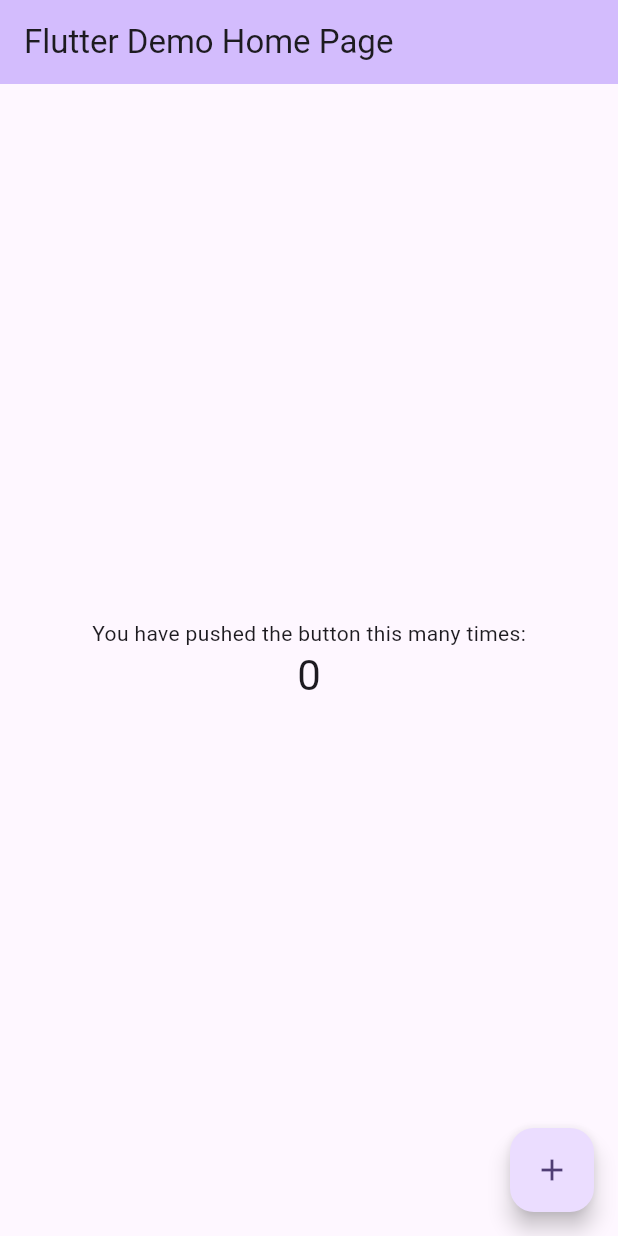
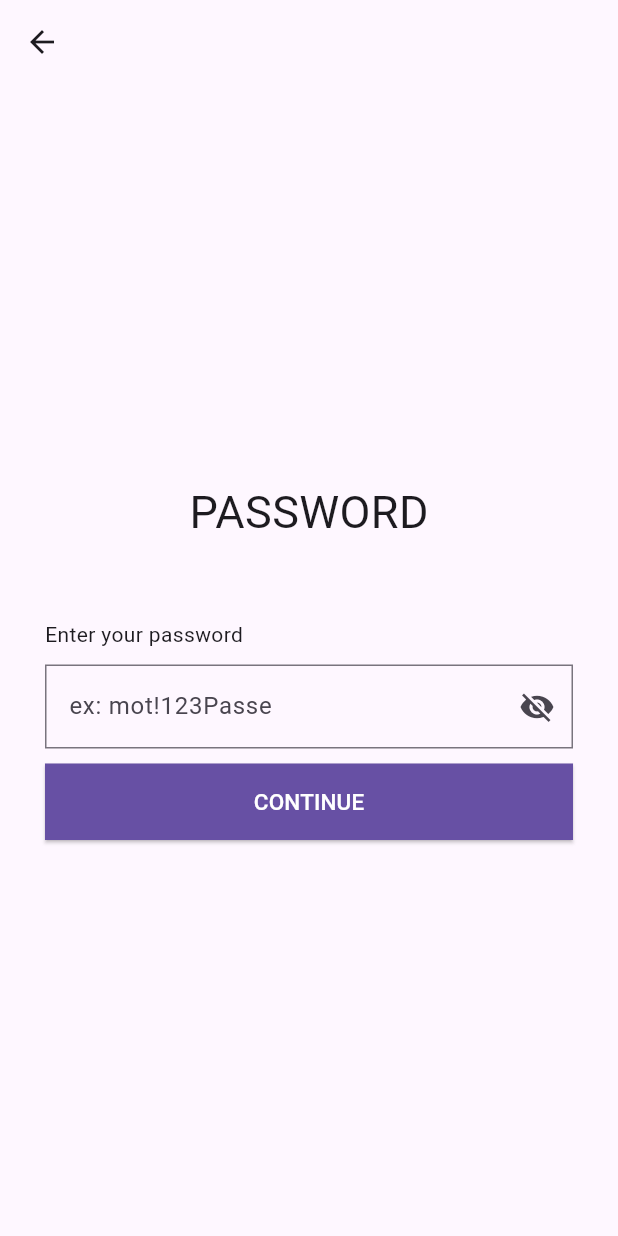
Before and after one commit to fabricodes/leadeeetuto, a Flutter app: the screen it shows after launch, on a phone screen of 412 x 824 dp. Run offline on Flutter 3.47's test engine with Material 3 defaults, Android fonts, the phone set to English and light mode, and no system bars; our stand-ins replace lorem_ipsum.

Commit message:
visuel des 3 écrans terminés

```diff
--- a/lib/main.dart
+++ b/lib/main.dart
@@ -1,125 +1,19 @@
 import 'package:flutter/material.dart';
+import 'package:leadeetuto/screens/guest/auth.dart';
+import 'package:leadeetuto/screens/guest/password.dart';
+import 'package:leadeetuto/screens/guest/term.dart';
 
-void main() {
-  runApp(const MyApp());
-}
+void main() => runApp(const App());
 
-class MyApp extends StatelessWidget {
-  const MyApp({super.key});
-
+class App extends StatelessWidget {
+  const App({super.key});
   // This widget is the root of your application.
   @override
   Widget build(BuildContext context) {
-    return MaterialApp(
-      title: 'Flutter Demo',
-      theme: ThemeData(
-        // This is the theme of your application.
-        //
-        // TRY THIS: Try running your application with "flutter run". You'll see
-        // the application has a purple toolbar. Then, without quitting the app,
-        // try changing the seedColor in the colorScheme below to Colors.green
-        // and then invoke "hot reload" (save your changes or press the "hot
-        // reload" button in a Flutter-supported IDE, or press "r" if you used
-        // the command line to start the app).
-        //
-        // Notice that the counter didn't reset back to zero; the application
-        // state is not lost during the reload. To reset the state, use hot
-        // restart instead.
-        //
-        // This works for code too, not just values: Most code changes can be
-        // tested with just a hot reload.
-        colorScheme: ColorScheme.fromSeed(seedColor: Colors.deepPurple),
-        useMaterial3: true,
-      ),
-      home: const MyHomePage(title: 'Flutter Demo Home Page'),
+    return const MaterialApp(
+      debugShowCheckedModeBanner: false,
+      title: 'Leadee',
+      home: PasswordScreen(),
     );
   }
 }
-
-class MyHomePage extends StatefulWidget {
-  const MyHomePage({super.key, required this.title});
-
-  // This widget is the home page of your application. It is stateful, meaning
-  // that it has a State object (defined below) that contains fields that affect
-  // how it looks.
-
-  // This class is the configuration for the state. It holds the values (in this
-  // case the title) provided by the parent (in this case the App widget) and
-  // used by the build method of the State. Fields in a Widget subclass are
-  // always marked "final".
-
-  final String title;
-
-  @override
-  State<MyHomePage> createState() => _MyHomePageState();
-}
-
-class _MyHomePageState extends State<MyHomePage> {
-  int _counter = 0;
-
-  void _incrementCounter() {
-    setState(() {
-      // This call to setState tells the Flutter framework that something has
-      // changed in this State, which causes it to rerun the build method below
-      // so that the display can reflect the updated values. If we changed
-      // _counter without calling setState(), then the build method would not be
-      // called again, and so nothing would appear to happen.
-      _counter++;
-    });
-  }
-
-  @override
-  Widget build(BuildContext context) {
-    // This method is rerun every time setState is called, for instance as done
-    // by the _incrementCounter method above.
-    //
-    // The Flutter framework has been optimized to make rerunning build methods
-    // fast, so that you can just rebuild anything that needs updating rather
-    // than having to individually change instances of widgets.
-    return Scaffold(
-      appBar: AppBar(
-        // TRY THIS: Try changing the color here to a specific color (to
-        // Colors.amber, perhaps?) and trigger a hot reload to see the AppBar
-        // change color while the other colors stay the same.
-        backgroundColor: Theme.of(context).colorScheme.inversePrimary,
-        // Here we take the value from the MyHomePage object that was created by
-        // the App.build method, and use it to set our appbar title.
-        title: Text(widget.title),
-      ),
-      body: Center(
-        // Center is a layout widget. It takes a single child and positions it
-        // in the middle of the parent.
-        child: Column(
-          // Column is also a layout widget. It takes a list of children and
-          // arranges them vertically. By default, it sizes itself to fit its
-          // children horizontally, and tries to be as tall as its parent.
-          //
-          // Column has various properties to control how it sizes itself and
-          // how it positions its children. Here we use mainAxisAlignment to
-          // center the children vertically; the main axis here is the vertical
-          // axis because Columns are vertical (the cross axis would be
-          // horizontal).
-          //
-          // TRY THIS: Invoke "debug painting" (choose the "Toggle Debug Paint"
-          // action in the IDE, or press "p" in the console), to see the
-          // wireframe for each widget.
-          mainAxisAlignment: MainAxisAlignment.center,
-          children: <Widget>[
-            const Text(
-              'You have pushed the button this many times:',
-            ),
-            Text(
-              '$_counter',
-              style: Theme.of(context).textTheme.headlineMedium,
-            ),
-          ],
-        ),
-      ),
-      floatingActionButton: FloatingActionButton(
-        onPressed: _incrementCounter,
-        tooltip: 'Increment',
-        child: const Icon(Icons.add),
-      ), // This trailing comma makes auto-formatting nicer for build methods.
-    );
-  }
-}
--- /dev/null
+++ b/lib/screens/guest/password.dart
@@ -0,0 +1,102 @@
+import 'package:flutter/material.dart';
+
+class PasswordScreen extends StatefulWidget {
+  const PasswordScreen({super.key});
+
+  @override
+  State<PasswordScreen> createState() => _PasswordScreenState();
+}
+
+class _PasswordScreenState extends State<PasswordScreen> {
+  bool _isSecret = true;
+
+  @override
+  Widget build(BuildContext context) {
+    return SafeArea(
+      child: Scaffold(
+        appBar: AppBar(
+          titleSpacing: 0.0,
+          leading: IconButton(
+            icon: const Icon(Icons.arrow_back),
+            onPressed: () {
+              print('back');
+            },
+          ),
+        ),
+        body: Center(
+          child: SingleChildScrollView(
+            padding: const EdgeInsets.symmetric(
+              horizontal: 30,
+            ),
+            child: Column(
+              children: [
+                Text(
+                  'Password'.toUpperCase(),
+                  style: const TextStyle(fontSize: 30.0),
+                ),
+                const SizedBox(
+                  height: 50.0,
+                ),
+                Form(
+                  child: Column(
+                    crossAxisAlignment: CrossAxisAlignment.stretch,
+                    children: [
+                      const Text("Enter your password"),
+                      const SizedBox(
+                        height: 10.0,
+                      ),
+                      TextFormField(
+                        obscureText: _isSecret,
+                        decoration: InputDecoration(
+                          suffixIcon: InkWell(
+                            onTap: () => setState(() => _isSecret = !_isSecret),
+                            child: Icon(!_isSecret
+                                ? Icons.visibility
+                                : Icons.visibility_off),
+                          ),
+                          hintText: 'ex: mot!123Passe',
+                          border: OutlineInputBorder(
+                            borderRadius: BorderRadius.circular(0.0),
+                            borderSide: const BorderSide(
+                              color: Colors.grey,
+                            ),
+                          ),
+                          focusedBorder: OutlineInputBorder(
+                            borderRadius: BorderRadius.circular(0.0),
+                            borderSide: const BorderSide(
+                              color: Colors.grey,
+                            ),
+                          ),
+                        ),
+                      ),
+                      const SizedBox(
+                        height: 10.0,
+                      ),
+                      ElevatedButton(
+                        style: ElevatedButton.styleFrom(
+                          padding: const EdgeInsets.symmetric(
+                            vertical: 15.0,
+                          ),
+                          backgroundColor: Theme.of(context).primaryColor,
+                          foregroundColor: Colors.white,
+                          shape: const ContinuousRectangleBorder(),
+                        ),
+                        onPressed: () => (),
+                        child: Text(
+                          'continue'.toUpperCase(),
+                          style: const TextStyle(
+                            fontSize: 15,
+                          ),
+                        ),
+                      ),
+                    ],
+                  ),
+                ),
+              ],
+            ),
+          ),
+        ),
+      ),
+    );
+  }
+}
--- a/pubspec.yaml
+++ b/pubspec.yaml
@@ -30,6 +30,8 @@ environment:
 dependencies:
   flutter:
     sdk: flutter
+
+  lorem_ipsum: any
 
 
   # The following adds the Cupertino Icons font to your application.
```
Also changed, not shown: lib/screens/guest/auth.dart (added, +117 -0 lines), lib/screens/guest/term.dart (added, +73 -0 lines), pubspec.lock.
